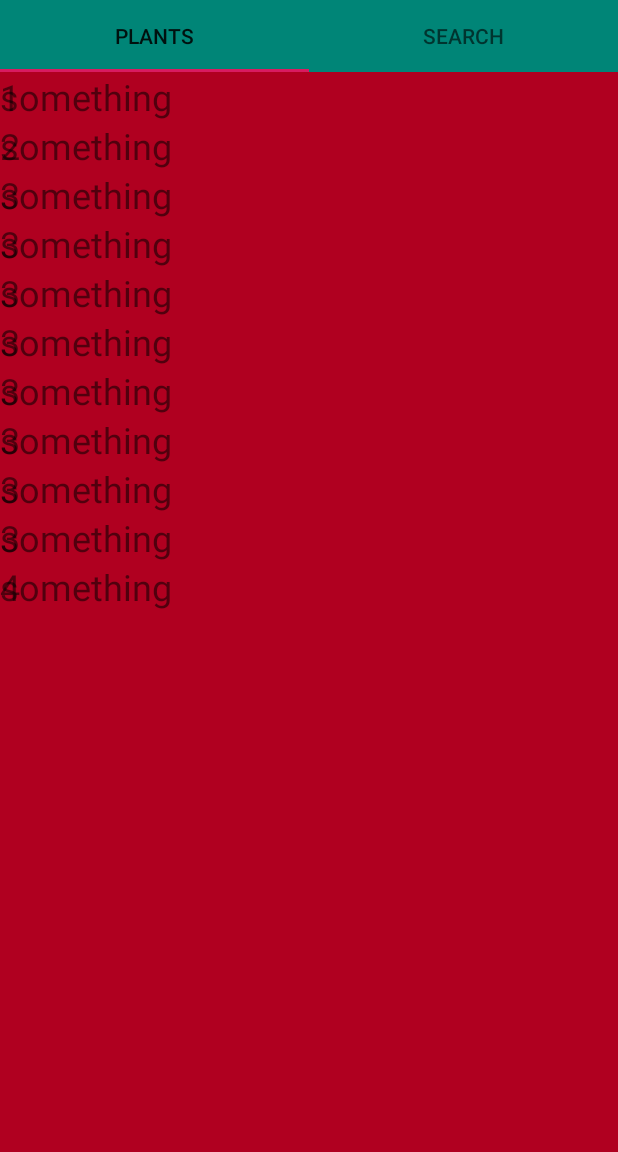
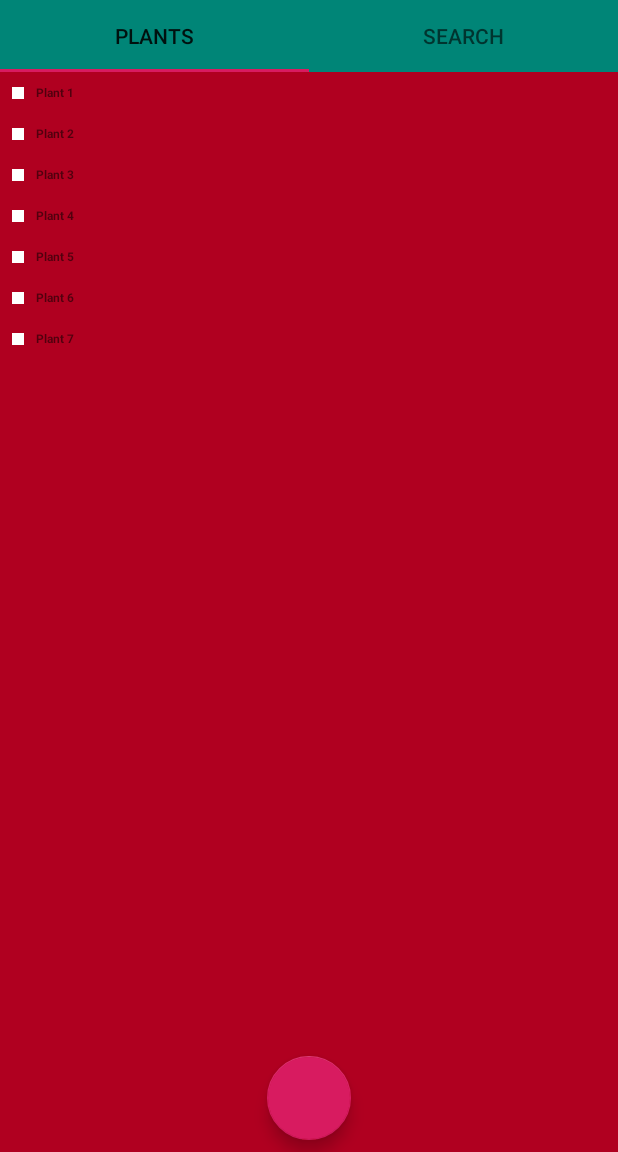
Before and after one commit to kzsobolewski/My-Garden, an Android app: the screen it shows after launch (MainActivity), on a phone screen of 412 x 824 dp, the part 84-1236 px from its top. Run offline under Robolectric (Android 15) with nearby library versions, the phone set to English and light mode, and no system bars; our stand-ins replace data binding; 1 statement that could not run was skipped.

Commit message:
FAB with data binding

```diff
--- a/presentation/build.gradle
+++ b/presentation/build.gradle
@@ -3,6 +3,8 @@ apply plugin: 'com.android.application'
 apply plugin: 'kotlin-android'
 
 apply plugin: 'kotlin-android-extensions'
+
+apply plugin: 'kotlin-kapt'
 
 android {
     compileSdkVersion 28
--- a/presentation/src/main/java/com/kzsobolewski/mygarden/main/activities/MainActivity.kt
+++ b/presentation/src/main/java/com/kzsobolewski/mygarden/main/activities/MainActivity.kt
@@ -2,13 +2,17 @@ package com.kzsobolewski.mygarden.main.activities
 
 import androidx.appcompat.app.AppCompatActivity
 import android.os.Bundle
+import androidx.databinding.DataBindingUtil
 import com.kzsobolewski.mygarden.R
+import com.kzsobolewski.mygarden.databinding.ActivityMainBinding
+import com.kzsobolewski.mygarden.main.viewmodels.MainViewModel
 
 class MainActivity : AppCompatActivity() {
 
     override fun onCreate(savedInstanceState: Bundle?) {
         super.onCreate(savedInstanceState)
-        setContentView(R.layout.activity_main)
+        val binding: ActivityMainBinding = DataBindingUtil.setContentView(this,R.layout.activity_main)
+        binding.viewmodel = MainViewModel()
     }
 
 }
--- a/presentation/src/main/java/com/kzsobolewski/mygarden/main/adapters/TabsPagerAdapter.kt
+++ b/presentation/src/main/java/com/kzsobolewski/mygarden/main/adapters/TabsPagerAdapter.kt
@@ -3,11 +3,13 @@ package com.kzsobolewski.mygarden.main.adapters
 
 import androidx.fragment.app.Fragment
 import androidx.viewpager2.adapter.FragmentStateAdapter
+import com.kzsobolewski.mygarden.main.viewmodels.MainViewModel
 import com.kzsobolewski.mygarden.plants.fragments.PlantsFragment
 import com.kzsobolewski.mygarden.search.SearchFragment
 
 
 class TabsPagerAdapter(fragment: Fragment): FragmentStateAdapter(fragment){
+
 
     override fun getItemCount(): Int = 2
 
--- a/presentation/src/main/java/com/kzsobolewski/mygarden/plants/Plant.kt
+++ b/presentation/src/main/java/com/kzsobolewski/mygarden/plants/Plant.kt
@@ -1,5 +1,10 @@
 package com.kzsobolewski.mygarden.plants
 
-data class Plant(val name: String, val description: String) {
+import android.graphics.Bitmap
 
-}
+data class Plant(
+    val name: String,
+    val description: String,
+    val thumbnail: Int = -1,
+    val hydration: Float = 1f
+)
--- a/presentation/src/main/java/com/kzsobolewski/mygarden/plants/adapters/PlatListAdapter.kt
+++ b/presentation/src/main/java/com/kzsobolewski/mygarden/plants/adapters/PlatListAdapter.kt
@@ -12,17 +12,13 @@ class PlatListAdapter internal constructor(context: Context) :
     RecyclerView.Adapter<PlatListAdapter.ViewHolder>() {
 
     private var dummyPlants = listOf(
-        Plant("1", "something"),
-        Plant("2", "something"),
-        Plant("3", "something"),
-        Plant("3", "something"),
-        Plant("3", "something"),
-        Plant("3", "something"),
-        Plant("3", "something"),
-        Plant("3", "something"),
-        Plant("3", "something"),
-        Plant("3", "something"),
-        Plant("4", "something")
+        Plant("Plant 1", "something"),
+        Plant("Plant 2", "something"),
+        Plant("Plant 3", "something"),
+        Plant("Plant 4", "something"),
+        Plant("Plant 5", "something"),
+        Plant("Plant 6", "something"),
+        Plant("Plant 7", "something")
     )
 
     override fun onCreateViewHolder(parent: ViewGroup, viewType: Int) : ViewHolder {
--- a/presentation/src/main/java/com/kzsobolewski/mygarden/plants/fragments/PlantsFragment.kt
+++ b/presentation/src/main/java/com/kzsobolewski/mygarden/plants/fragments/PlantsFragment.kt
@@ -8,15 +8,18 @@ import android.view.View
 import android.view.ViewGroup
 import androidx.recyclerview.widget.LinearLayoutManager
 import androidx.recyclerview.widget.RecyclerView
+import com.google.android.material.floatingactionbutton.FloatingActionButton
 import com.kzsobolewski.mygarden.R
 import com.kzsobolewski.mygarden.plants.adapters.PlatListAdapter
 
 class PlantsFragment : Fragment() {
 
+
     companion object {
         fun newInstance() =
             PlantsFragment()
     }
+
 
     override fun onCreate(savedInstanceState: Bundle?) {
         super.onCreate(savedInstanceState)
--- a/presentation/src/main/java/com/kzsobolewski/mygarden/search/SearchFragment.kt
+++ b/presentation/src/main/java/com/kzsobolewski/mygarden/search/SearchFragment.kt
@@ -6,6 +6,7 @@ import androidx.fragment.app.Fragment
 import android.view.LayoutInflater
 import android.view.View
 import android.view.ViewGroup
+import com.google.android.material.floatingactionbutton.FloatingActionButton
 import com.kzsobolewski.mygarden.R
 
 class SearchFragment : Fragment() {
@@ -22,5 +23,9 @@ class SearchFragment : Fragment() {
         return inflater.inflate(R.layout.fragment_search, container, false)
     }
 
+    override fun onViewCreated(view: View, savedInstanceState: Bundle?) {
+        super.onViewCreated(view, savedInstanceState)
+    }
+
 
 }
--- a/presentation/src/main/res/layout/activity_main.xml
+++ b/presentation/src/main/res/layout/activity_main.xml
@@ -1,18 +1,48 @@
 <?xml version="1.0" encoding="utf-8"?>
-<LinearLayout xmlns:android="http://schemas.android.com/apk/res/android"
+<layout>
+    <data>
+        <variable
+            name="viewmodel"
+            type="com.kzsobolewski.mygarden.main.viewmodels.MainViewModel" />
+    </data>
+<androidx.constraintlayout.widget.ConstraintLayout
+    xmlns:android="http://schemas.android.com/apk/res/android"
     xmlns:app="http://schemas.android.com/apk/res-auto"
     xmlns:tools="http://schemas.android.com/tools"
     android:layout_width="match_parent"
     android:layout_height="match_parent"
     android:orientation="vertical"
     tools:context=".main.activities.MainActivity">
+    <include
+        android:id="@+id/toolbar"
+        layout="@layout/toolbar"
+        app:layout_constraintEnd_toEndOf="parent"
+        app:layout_constraintStart_toStartOf="parent"
+        app:layout_constraintTop_toTopOf="parent" />
 
-    <include layout="@layout/toolbar"
-        android:id="@+id/toolbar" />
+    <fragment
+        android:id="@+id/headlines_fragment"
+        android:name="com.kzsobolewski.mygarden.main.fragments.TabsFragment"
+        android:layout_width="match_parent"
+        android:layout_height="0dp"
+        android:layout_weight="1"
+        app:layout_constraintBottom_toBottomOf="parent"
+        app:layout_constraintEnd_toEndOf="parent"
+        app:layout_constraintHorizontal_bias="0.0"
+        app:layout_constraintStart_toStartOf="parent"
+        app:layout_constraintTop_toBottomOf="@+id/toolbar" />
 
-    <fragment android:name="com.kzsobolewski.mygarden.main.fragments.TabsFragment"
-        android:id="@+id/headlines_fragment"
-        android:layout_weight="1"
-        android:layout_width="match_parent"
-        android:layout_height="match_parent" />
-</LinearLayout>
+    <com.google.android.material.floatingactionbutton.FloatingActionButton
+        android:id="@+id/new_plant_fab"
+        android:layout_width="wrap_content"
+        android:layout_height="wrap_content"
+        android:layout_margin="@dimen/fab_margin"
+        android:background="@color/colorPrimary"
+        android:onClick="@{(view) -> viewmodel.fabClicked(view)}"
+        android:clickable="true"
+        android:focusable="true"
+        app:layout_constraintBottom_toBottomOf="parent"
+        app:layout_constraintEnd_toEndOf="parent"
+        app:layout_constraintStart_toStartOf="parent" />
+</androidx.constraintlayout.widget.ConstraintLayout>
+</layout>
--- a/presentation/src/main/res/layout/plant_item.xml
+++ b/presentation/src/main/res/layout/plant_item.xml
@@ -9,24 +9,33 @@
 
     <androidx.constraintlayout.widget.ConstraintLayout
         android:layout_width="match_parent"
-        android:layout_height="100dp">
+        android:layout_height="wrap_content">
+
+        <ImageView
+            android:id="@+id/imageView"
+            android:layout_width="@dimen/item_thumbnail"
+            android:layout_height="@dimen/item_thumbnail"
+            android:layout_margin="@dimen/fab_margin"
+            android:src="@{item.thumbnail}"
+            app:layout_constraintBottom_toBottomOf="parent"
+            app:layout_constraintStart_toStartOf="parent"
+            app:layout_constraintTop_toTopOf="parent" />
 
         <com.google.android.material.textview.MaterialTextView
             android:id="@+id/plant_name"
             android:layout_width="wrap_content"
             android:layout_height="wrap_content"
+            android:layout_margin="@dimen/item_plant_name_margin"
             android:text="@{item.name}"
-            android:textSize="24dp"
-            app:layout_constraintStart_toStartOf="parent"
+            android:textSize="@dimen/item_plant_name_font"
+            android:textStyle="bold"
+            app:layout_constraintBottom_toBottomOf="parent"
+            app:layout_constraintDimensionRatio=""
+            app:layout_constraintEnd_toEndOf="parent"
+            app:layout_constraintHorizontal_bias="0.1"
+            app:layout_constraintStart_toEndOf="@+id/imageView"
             app:layout_constraintTop_toTopOf="parent" />
 
-        <com.google.android.material.textview.MaterialTextView
-            android:id="@+id/plant_description"
-            android:layout_width="wrap_content"
-            android:layout_height="wrap_content"
-            android:text="@{item.description}"
-            android:textSize="24dp"
-            app:layout_constraintBottom_toBottomOf="parent"
-            app:layout_constraintStart_toStartOf="parent" />
+
     </androidx.constraintlayout.widget.ConstraintLayout>
 </layout>
```
